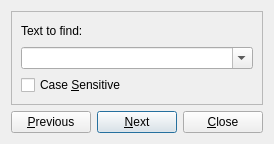
The window that bibletime/src/frontend/display/bthtmlfindtext.ui (bibletime/bibletime) describes before a commit, drawn with Qt 5.
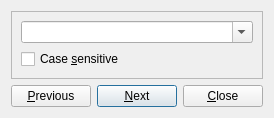
The same window after the commit.

Commit message: Changes for the right context "Find" dialog. Change S to s, remove "Text to find", make dialog stay on top.

```diff
--- a/bibletime/src/frontend/display/bthtmlfindtext.ui
+++ b/bibletime/src/frontend/display/bthtmlfindtext.ui
@@ -6,7 +6,7 @@
     <x>0</x>
     <y>0</y>
     <width>227</width>
-    <height>141</height>
+    <height>115</height>
    </rect>
   </property>
   <property name="windowTitle" >
@@ -35,30 +35,6 @@
         </property>
        </spacer>
       </item>
-      <item>
-       <layout class="QHBoxLayout" name="horizontalLayout_3" >
-        <item>
-         <widget class="QLabel" name="textLabel_2" >
-          <property name="text" >
-           <string>Text to find:</string>
-          </property>
-         </widget>
-        </item>
-        <item>
-         <spacer name="horizontalSpacer" >
-          <property name="orientation" >
-           <enum>Qt::Horizontal</enum>
-          </property>
-          <property name="sizeHint" stdset="0" >
-           <size>
-            <width>40</width>
-            <height>20</height>
-           </size>
-          </property>
-         </spacer>
-        </item>
-       </layout>
-      </item>
       <item>
        <widget class="QComboBox" name="findTextComboBox" >
         <property name="toolTip" >
@@ -75,7 +51,7 @@
          <string>Seach with case sensitivity</string>
         </property>
         <property name="text" >
-         <string>Case &amp;Sensitive</string>
+         <string>Case &amp;sensitive</string>
         </property>
        </widget>
       </item>
```
The commit also changes 1 other file.
